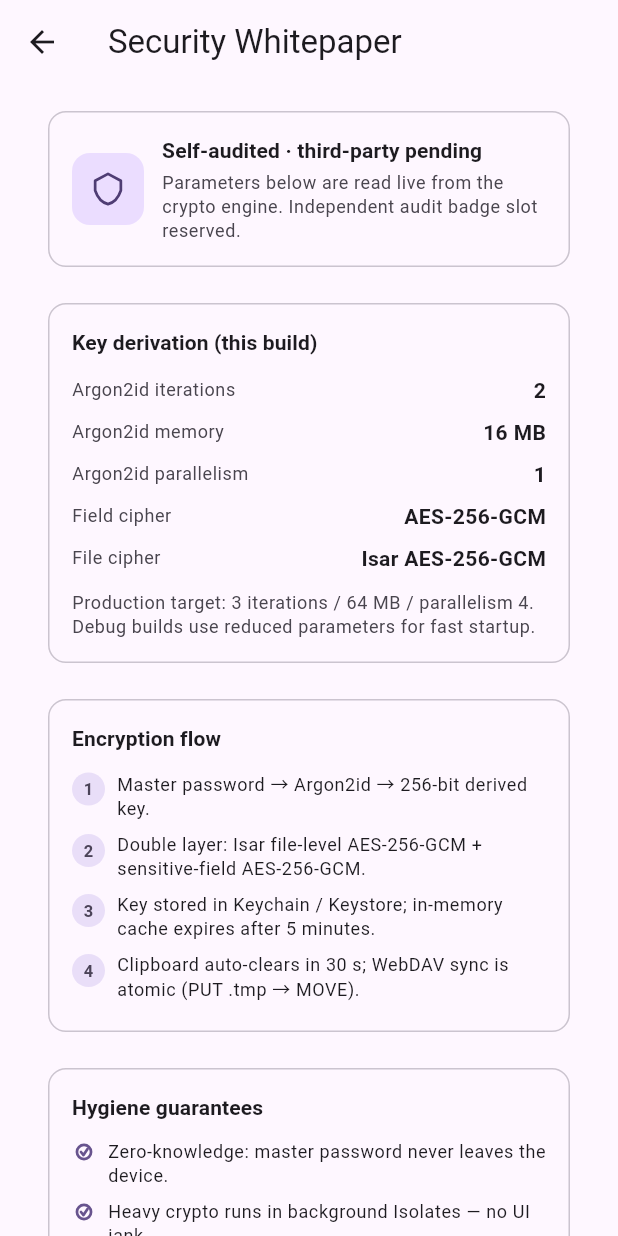
After one commit to 1624318455/NexPass, a Flutter app: the SecurityWhitepaperScreen screen opened directly, on a phone screen of 412 x 824 dp. The commit adds this screen. Run offline on Flutter 3.47's test engine with Material 3 defaults, Android fonts, the phone set to English and light mode, and no system bars; our stand-ins replace file_picker, flutter_riverpod, flutter_secure_storage, isar, local_auth; missing offline and left inert: cryptography, pointycastle; accounts and stored records are empty; generated files the repository leaves out were written again.

Commit message:
feat(trust): P2-11 security whitepaper minimal slice
- New SecurityWhitepaperScreen: audit badge slot (honest self-audited), LIVE KDF params from CryptoService constants, encryption flow, hygiene guarantees
- Settings entry tile; wp* strings en/zh/ja; analyze clean

```diff
--- a/flutter_app/lib/i18n/app_localizations.dart
+++ b/flutter_app/lib/i18n/app_localizations.dart
@@ -231,6 +231,24 @@ class AppLocalizations {
   String get hibpConsentBody => get('hibpConsentBody');
   String get hibpEnable => get('hibpEnable');
 
+  // ── Security whitepaper (P2-11 minimal) ────────────────────────────
+
+  String get whitepaperTitle => get('whitepaperTitle');
+  String get whitepaperDesc => get('whitepaperDesc');
+  String get wpAuditTitle => get('wpAuditTitle');
+  String get wpAuditBody => get('wpAuditBody');
+  String get wpKdfTitle => get('wpKdfTitle');
+  String get wpKdfNote => get('wpKdfNote');
+  String get wpFlowTitle => get('wpFlowTitle');
+  String get wpFlow1 => get('wpFlow1');
+  String get wpFlow2 => get('wpFlow2');
+  String get wpFlow3 => get('wpFlow3');
+  String get wpFlow4 => get('wpFlow4');
+  String get wpHygieneTitle => get('wpHygieneTitle');
+  String get wpHygiene1 => get('wpHygiene1');
+  String get wpHygiene2 => get('wpHygiene2');
+  String get wpHygiene3 => get('wpHygiene3');
+
   // ── Batch selection (P1-10) ────────────────────────────────────────
 
   String batchSelected(int n) => get('batchSelected').replaceAll('{n}', '$n');
--- a/flutter_app/lib/i18n/l10n_en.dart
+++ b/flutter_app/lib/i18n/l10n_en.dart
@@ -213,6 +213,23 @@ final Map<String, String> enStrings = {
   'hibpConsentBody': 'Only the first 5 characters of your password SHA-1 hash leave the device — the full password never does. You can turn this off anytime.',
   'hibpEnable': 'Enable',
 
+  // Security whitepaper (P2-11 minimal)
+  'whitepaperTitle': 'Security Whitepaper',
+  'whitepaperDesc': 'Encryption parameters & audit status',
+  'wpAuditTitle': 'Self-audited · third-party pending',
+  'wpAuditBody': 'Parameters below are read live from the crypto engine. Independent audit badge slot reserved.',
+  'wpKdfTitle': 'Key derivation (this build)',
+  'wpKdfNote': 'Production target: 3 iterations / 64 MB / parallelism 4. Debug builds use reduced parameters for fast startup.',
+  'wpFlowTitle': 'Encryption flow',
+  'wpFlow1': 'Master password → Argon2id → 256-bit derived key.',
+  'wpFlow2': 'Double layer: Isar file-level AES-256-GCM + sensitive-field AES-256-GCM.',
+  'wpFlow3': 'Key stored in Keychain / Keystore; in-memory cache expires after 5 minutes.',
+  'wpFlow4': 'Clipboard auto-clears in 30 s; WebDAV sync is atomic (PUT .tmp → MOVE).',
+  'wpHygieneTitle': 'Hygiene guarantees',
+  'wpHygiene1': 'Zero-knowledge: master password never leaves the device.',
+  'wpHygiene2': 'Heavy crypto runs in background Isolates — no UI jank.',
+  'wpHygiene3': 'Integrity tag blocks cross-device store restore.',
+
   // Batch selection (P1-10)
   'batchSelected': '{n} selected',
   'batchSelectAll': 'Select all',
--- a/flutter_app/lib/i18n/l10n_ja.dart
+++ b/flutter_app/lib/i18n/l10n_ja.dart
@@ -213,6 +213,23 @@ final Map<String, String> jaStrings = {
   'hibpConsentBody': 'デバイスを離れるのはパスワード SHA-1 ハッシュの先頭 5 文字のみ——パスワード本体が送信されることはありません。いつでもオフにできます。',
   'hibpEnable': '有効化',
 
+  // セキュリティホワイトペーパー（P2-11 最小版）
+  'whitepaperTitle': 'セキュリティホワイトペーパー',
+  'whitepaperDesc': '暗号化パラメータと監査状況',
+  'wpAuditTitle': '自己監査済み · 第三者監査は予定',
+  'wpAuditBody': '以下のパラメータは暗号エンジンからリアルタイムに読み取られます。独立監査バッジ枠を確保済み。',
+  'wpKdfTitle': '鍵導出（現在のビルド）',
+  'wpKdfNote': '製品目標：3 反復 / 64 MB / 並列度 4。デバッグビルドは高速起動のため低減パラメータを使用。',
+  'wpFlowTitle': '暗号化フロー',
+  'wpFlow1': 'マスターパスワード → Argon2id → 256 ビット導出鍵。',
+  'wpFlow2': '二層暗号化：Isar ファイルレベル AES-256-GCM + 機密フィールド AES-256-GCM。',
+  'wpFlow3': '鍵は Keychain / Keystore に保存；メモリキャッシュは 5 分で期限切れ。',
+  'wpFlow4': 'クリップボードは 30 秒で自動消去；WebDAV 同期はアトミック（PUT .tmp → MOVE）。',
+  'wpHygieneTitle': 'ハイジーン保証',
+  'wpHygiene1': 'ゼロノレッジ：マスターパスワードはデバイスから出ません。',
+  'wpHygiene2': '重い暗号処理はバックグラウンド Isolate で実行——UI は固まりません。',
+  'wpHygiene3': '完全性タグがデバイス間のストア復元を防止。',
+
   // 一括選択 (P1-10)
   'batchSelected': '{n} 件選択中',
   'batchSelectAll': 'すべて選択',
--- a/flutter_app/lib/i18n/l10n_zh.dart
+++ b/flutter_app/lib/i18n/l10n_zh.dart
@@ -213,6 +213,23 @@ final Map<String, String> zhStrings = {
   'hibpConsentBody': '离开设备的只有密码 SHA-1 哈希的前 5 个字符——完整密码永不联网。可随时关闭。',
   'hibpEnable': '启用',
 
+  // 安全白皮书（P2-11 最小版）
+  'whitepaperTitle': '安全白皮书',
+  'whitepaperDesc': '加密参数与审计状态',
+  'wpAuditTitle': '已自审计 · 第三方审计待进行',
+  'wpAuditBody': '以下参数从密码学引擎实时读取。独立审计徽章位已预留。',
+  'wpKdfTitle': '密钥派生（当前构建）',
+  'wpKdfNote': '正式目标：3 轮迭代 / 64 MB / 并行度 4。调试构建使用降参以加快启动。',
+  'wpFlowTitle': '加密流程',
+  'wpFlow1': '主密码 → Argon2id → 256 位派生密钥。',
+  'wpFlow2': '双层加密：Isar 文件级 AES-256-GCM + 敏感字段级 AES-256-GCM。',
+  'wpFlow3': '密钥存于 Keychain / Keystore；内存缓存 5 分钟过期。',
+  'wpFlow4': '剪贴板 30 秒自动清空；WebDAV 原子同步（PUT .tmp → MOVE）。',
+  'wpHygieneTitle': '卫生保障',
+  'wpHygiene1': '零知识：主密码永不离开设备。',
+  'wpHygiene2': '重型密码学运算在后台 Isolate 执行——界面无卡顿。',
+  'wpHygiene3': '完整性标签防止跨设备存储恢复。',
+
   // 批量选择 (P1-10)
   'batchSelected': '已选 {n} 项',
   'batchSelectAll': '全选',
--- /dev/null
+++ b/flutter_app/lib/screens/security_whitepaper_screen.dart
@@ -0,0 +1,215 @@
+import 'package:flutter/material.dart';
+import '../i18n/app_localizations.dart';
+import '../services/crypto_utils.dart';
+import '../theme/nex_theme.dart';
+import '../widgets/nex_icons.dart';
+
+/// P2-11 (B9): Security Whitepaper — trust display, minimal slice.
+///
+/// Shows the audit badge slot + LIVE KDF parameters (read from
+/// [CryptoService] constants so the UI can never over-claim) + the
+/// encryption flow. No native changes, no attachments, trilingual.
+class SecurityWhitepaperScreen extends StatelessWidget {
+  const SecurityWhitepaperScreen({super.key});
+
+  @override
+  Widget build(BuildContext context) {
+    final S = AppLocalizations.of(context);
+    final cs = Theme.of(context).colorScheme;
+
+    return Scaffold(
+      appBar: AppBar(title: Text(S.whitepaperTitle)),
+      body: ListView(
+        padding: EdgeInsets.fromLTRB(NexTheme.lg, NexTheme.md, NexTheme.lg,
+            MediaQuery.of(context).padding.bottom + NexTheme.xxl),
+        children: [
+          _badgeCard(S, cs, context),
+          const SizedBox(height: NexTheme.md),
+          _paramCard(S, cs, context),
+          const SizedBox(height: NexTheme.md),
+          _flowCard(S, cs, context),
+          const SizedBox(height: NexTheme.md),
+          _hygieneCard(S, cs, context),
+        ],
+      ),
+    );
+  }
+
+  // ── Audit badge slot (honest: self-audited, third-party pending) ──────
+
+  Widget _badgeCard(dynamic S, ColorScheme cs, BuildContext context) {
+    return Card(
+      child: Padding(
+        padding: const EdgeInsets.all(NexTheme.lg),
+        child: Row(
+          children: [
+            Container(
+              width: 48, height: 48,
+              decoration: BoxDecoration(
+                color: cs.primaryContainer,
+                borderRadius: BorderRadius.circular(NexTheme.rMd),
+              ),
+              child: Center(
+                  child: NexIcon(NexIconType.shield,
+                      size: 24, color: cs.onPrimaryContainer)),
+            ),
+            const SizedBox(width: NexTheme.md),
+            Expanded(
+              child: Column(
+                crossAxisAlignment: CrossAxisAlignment.start,
+                children: [
+                  Text(S.wpAuditTitle,
+                      style: Theme.of(context).textTheme.titleSmall?.copyWith(
+                          fontWeight: FontWeight.w700)),
+                  const SizedBox(height: 4),
+                  Text(S.wpAuditBody,
+                      style: Theme.of(context).textTheme.bodySmall?.copyWith(
+                          color: cs.onSurfaceVariant)),
+                ],
+              ),
+            ),
+          ],
+        ),
+      ),
+    );
+  }
+
+  // ── LIVE KDF parameters (never hardcode — read from CryptoService) ────
+
+  Widget _paramCard(dynamic S, ColorScheme cs, BuildContext context) {
+    final text = Theme.of(context).textTheme;
+    Widget row(String k, String v) {
+      return Padding(
+        padding: const EdgeInsets.symmetric(vertical: 4),
+        child: Row(
+          children: [
+            Expanded(
+                child: Text(k,
+                    style: text.bodySmall
+                        ?.copyWith(color: cs.onSurfaceVariant))),
+            Text(v,
+                style: text.bodyMedium?.copyWith(
+                    fontWeight: FontWeight.w700,
+                    fontFeatures: const [])),
+          ],
+        ),
+      );
+    }
+
+    return Card(
+      child: Padding(
+        padding: const EdgeInsets.all(NexTheme.lg),
+        child: Column(
+          crossAxisAlignment: CrossAxisAlignment.start,
+          children: [
+            Text(S.wpKdfTitle,
+                style:
+                    text.titleSmall?.copyWith(fontWeight: FontWeight.w700)),
+            const SizedBox(height: NexTheme.sm),
+            row('Argon2id iterations',
+                '${CryptoService.argon2Iterations}'),
+            row('Argon2id memory',
+                '${CryptoService.argon2MemoryKB ~/ 1024} MB'),
+            row('Argon2id parallelism',
+                '${CryptoService.argon2Parallelism}'),
+            row('Field cipher', 'AES-256-GCM'),
+            row('File cipher', 'Isar AES-256-GCM'),
+            const SizedBox(height: NexTheme.sm),
+            Text(S.wpKdfNote,
+                style:
+                    text.bodySmall?.copyWith(color: cs.onSurfaceVariant)),
+          ],
+        ),
+      ),
+    );
+  }
+
+  // ── Encryption flow (static architecture, matches CLAUDE.md) ──────────
+
+  Widget _flowCard(dynamic S, ColorScheme cs, BuildContext context) {
+    final steps = [S.wpFlow1, S.wpFlow2, S.wpFlow3, S.wpFlow4];
+    return Card(
+      child: Padding(
+        padding: const EdgeInsets.all(NexTheme.lg),
+        child: Column(
+          crossAxisAlignment: CrossAxisAlignment.start,
+          children: [
+            Text(S.wpFlowTitle,
+                style: Theme.of(context)
+                    .textTheme
+                    .titleSmall
+                    ?.copyWith(fontWeight: FontWeight.w700)),
+            const SizedBox(height: NexTheme.sm),
+            for (int i = 0; i < steps.length; i++)
+              Padding(
+                padding: const EdgeInsets.symmetric(vertical: 4),
+                child: Row(
+                  crossAxisAlignment: CrossAxisAlignment.start,
+                  children: [
+                    Container(
+                      width: 22, height: 22,
+                      margin: const EdgeInsets.only(top: 1),
+                      decoration: BoxDecoration(
+                        color: cs.secondaryContainer,
+                        shape: BoxShape.circle,
+                      ),
+                      child: Center(
+                        child: Text('${i + 1}',
+                            style: Theme.of(context)
+                                .textTheme
+                                .labelSmall
+                                ?.copyWith(
+                                    color: cs.onSecondaryContainer,
+                                    fontWeight: FontWeight.w700)),
+                      ),
+                    ),
+                    const SizedBox(width: NexTheme.sm),
+                    Expanded(
+                        child: Text(steps[i] as String,
+                            style: Theme.of(context).textTheme.bodySmall)),
+                  ],
+                ),
+              ),
+          ],
+        ),
+      ),
+    );
+  }
+
+  // ── Hygiene facts ─────────────────────────────────────────────────────
+
+  Widget _hygieneCard(dynamic S, ColorScheme cs, BuildContext context) {
+    final items = [S.wpHygiene1, S.wpHygiene2, S.wpHygiene3];
+    return Card(
+      child: Padding(
+        padding: const EdgeInsets.all(NexTheme.lg),
+        child: Column(
+          crossAxisAlignment: CrossAxisAlignment.start,
+          children: [
+            Text(S.wpHygieneTitle,
+                style: Theme.of(context)
+                    .textTheme
+                    .titleSmall
+                    ?.copyWith(fontWeight: FontWeight.w700)),
+            const SizedBox(height: NexTheme.sm),
+            for (final h in items)
+              Padding(
+                padding: const EdgeInsets.symmetric(vertical: 4),
+                child: Row(
+                  crossAxisAlignment: CrossAxisAlignment.start,
+                  children: [
+                    NexIcon(NexIconType.check,
+                        size: 16, color: cs.primary),
+                    const SizedBox(width: NexTheme.sm),
+                    Expanded(
+                        child: Text(h as String,
+                            style: Theme.of(context).textTheme.bodySmall)),
+                  ],
+                ),
+              ),
+          ],
+        ),
+      ),
+    );
+  }
+}
--- a/flutter_app/lib/screens/settings_screen.dart
+++ b/flutter_app/lib/screens/settings_screen.dart
@@ -18,6 +18,7 @@ import '../widgets/nex_icons.dart';
 import 'import_preview_screen.dart';
 import 'password_history_screen.dart';
 import 'security_audit_screen.dart';
+import 'security_whitepaper_screen.dart';
 
 class SettingsScreen extends ConsumerWidget {
   const SettingsScreen({super.key});
@@ -155,6 +156,11 @@ class SettingsScreen extends ConsumerWidget {
         _tile(context, NexIconType.clock, S.historyTitle, S.historySettingsDesc,
             onTap: () => Navigator.push(context,
                 MaterialPageRoute(builder: (_) => const PasswordHistoryScreen()))),
+
+        // P2-11 (B9): security whitepaper — live KDF params + audit badge.
+        _tile(context, NexIconType.info, S.whitepaperTitle, S.whitepaperDesc,
+            onTap: () => Navigator.push(context,
+                MaterialPageRoute(builder: (_) => const SecurityWhitepaperScreen()))),
 
         const SizedBox(height: 8),
         Padding(
```
